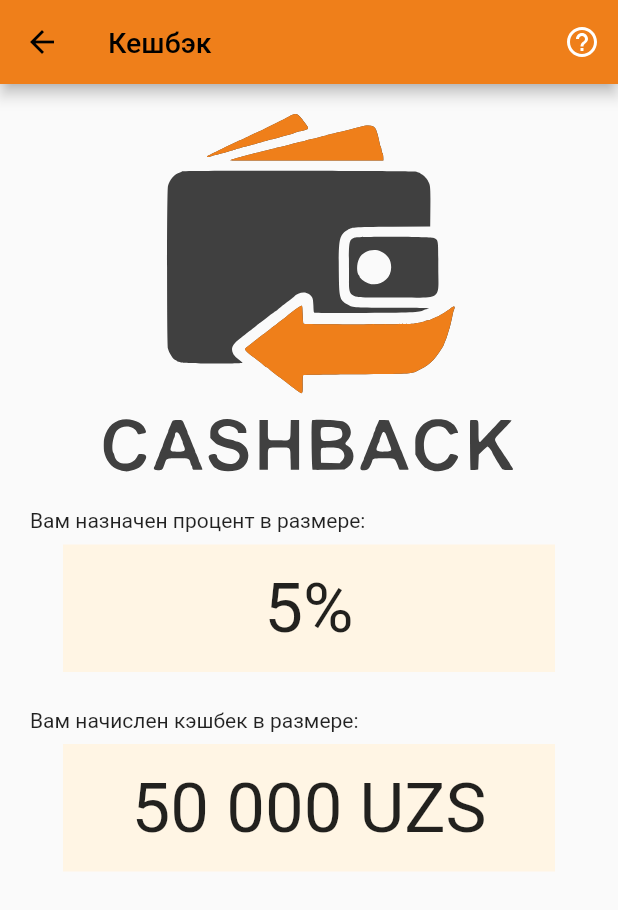
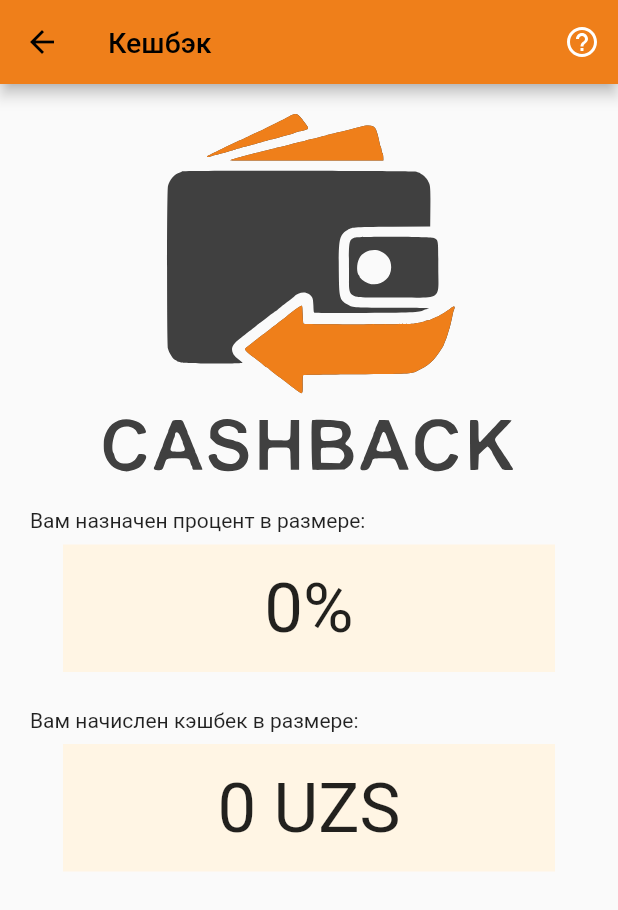
Before and after one commit to smarts-uz/flutter_travelcars, a Flutter app: the CashbackScreen screen opened directly, on a phone screen of 412 x 824 dp. Shown: the top 910 px of the screen. Run offline on Flutter 3.47's test engine with Material 2 defaults, Android fonts, the phone set to English and light mode, and no system bars; our stand-ins replace carousel_slider, flutter_rating_bar, flutter_svg, fluttertoast, google_maps_flutter, hexcolor and 1 more; missing offline and left inert: android_intent; accounts and stored records are empty.

Commit message:
cashback done

```diff
--- a/lib/screens/profile/cashback.dart
+++ b/lib/screens/profile/cashback.dart
@@ -1,5 +1,8 @@
+import 'dart:convert';
+
 import 'package:flutter/material.dart';
 import 'package:flutter_svg/svg.dart';
+import 'package:shared_preferences/shared_preferences.dart';
 
 
 class CashbackScreen extends StatefulWidget {
@@ -8,6 +11,27 @@ class CashbackScreen extends StatefulWidget {
 }
 
 class _CashbackScreenState extends State<CashbackScreen> {
+  Map<String , dynamic> info = {
+    "summa": 0,
+    "foiz": 0,
+  };
+
+
+  @override
+  void initState() {
+    // TODO: implement initState
+    super.initState();
+    getuserdata();
+  }
+
+  void getuserdata() async {
+    final prefs = await SharedPreferences.getInstance();
+    setState(() {
+      Map<String, dynamic> userinfo = json.decode(prefs.getString('userData')!) as Map<String, dynamic>;
+      info["summa"] = userinfo["cashback_summa"];
+      info["foiz"] = userinfo["cashback_foiz"];
+    });
+  }
   @override
   Widget build(BuildContext context) {
     return Scaffold(
@@ -56,7 +80,7 @@ class _CashbackScreenState extends State<CashbackScreen> {
               alignment: Alignment.center,
               color: Color.fromRGBO(255, 245, 228, 1),
               child: Text(
-                "5%",
+                "${info["foiz"]}%",
                 textAlign: TextAlign.center,
                 style: TextStyle(fontWeight: FontWeight.w400, fontSize: 46),
               ),
@@ -76,7 +100,7 @@ class _CashbackScreenState extends State<CashbackScreen> {
               alignment: Alignment.center,
               color: Color.fromRGBO(255, 245, 228, 1),
               child: Text(
-                "50 000 UZS",
+                "${info["summa"]} UZS",
                 textAlign: TextAlign.center,
                 style: TextStyle(fontWeight: FontWeight.w400, fontSize: 46),
               ),
--- a/lib/screens/route/route_screen.dart
+++ b/lib/screens/route/route_screen.dart
@@ -106,7 +106,8 @@ List<Map<String, dynamic>> info = [
   Widget build(BuildContext context) {
     return Scaffold(
       appBar: AppBar(
-        title: Text('Transfers',
+        title: Text(
+          'Routes',
           style:TextStyle(
               fontSize: 20,
               color: Colors.white
```
